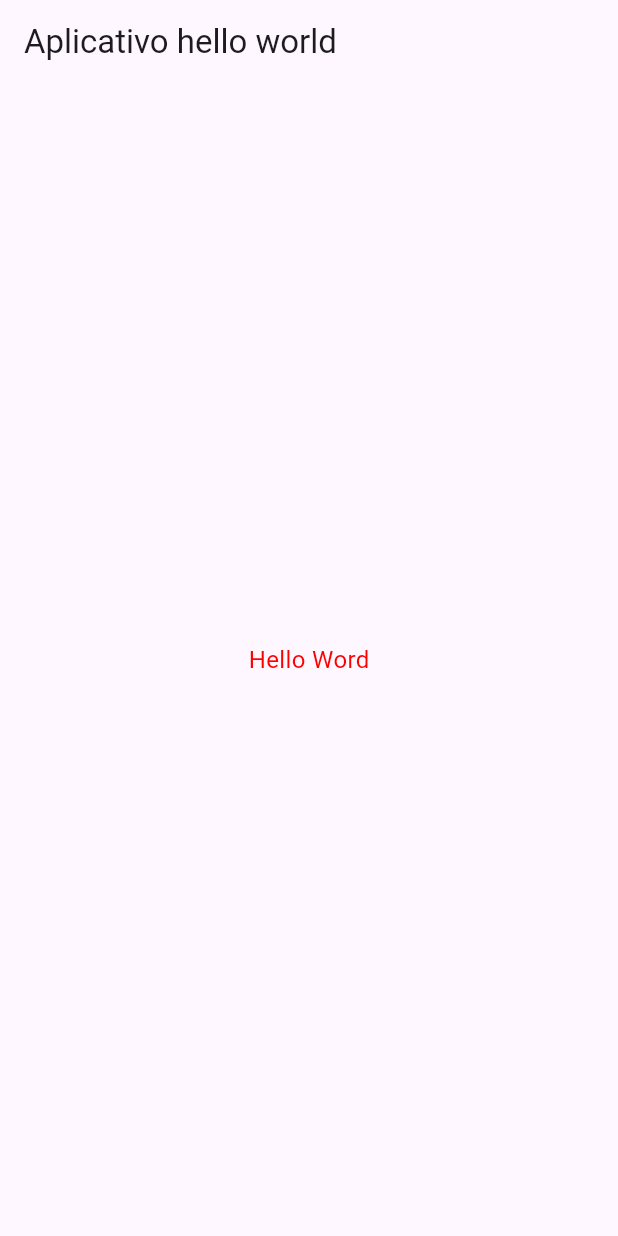
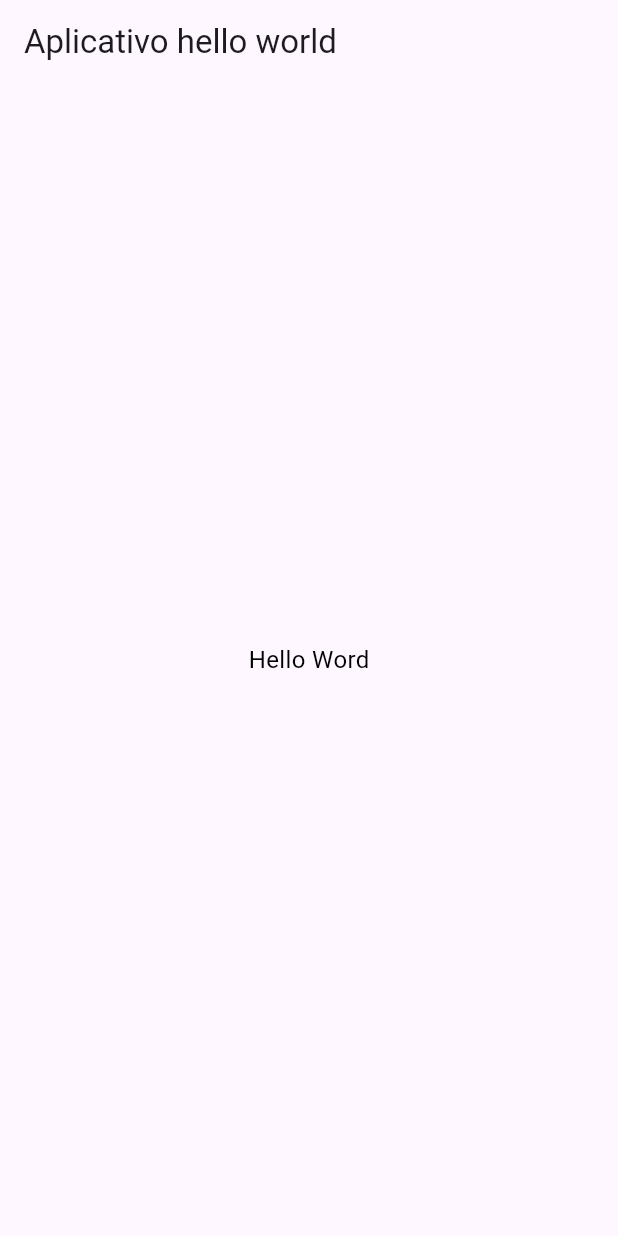
Before and after one commit to IsisPedroni/cursoFlutter, a Flutter app: the screen it shows after launch, on a phone screen of 412 x 824 dp. Run offline on Flutter 3.47's test engine with Material 3 defaults, Android fonts, the phone set to English and light mode, and no system bars.

Commit message:
alteração

```diff
--- a/projetoHelloWorld/hello/lib/main.dart
+++ b/projetoHelloWorld/hello/lib/main.dart
@@ -36,10 +36,9 @@ class MyApp extends StatelessWidget {
           child: Text(
             'Hello Word',
             style:
-                TextStyle(fontSize: 16, color: Color.fromARGB(255, 255, 0, 0)),
+                TextStyle(fontSize: 16, color: Colors.black),),
           ),
         ),
-      ),
-    );
+      );
   }
 }
```
